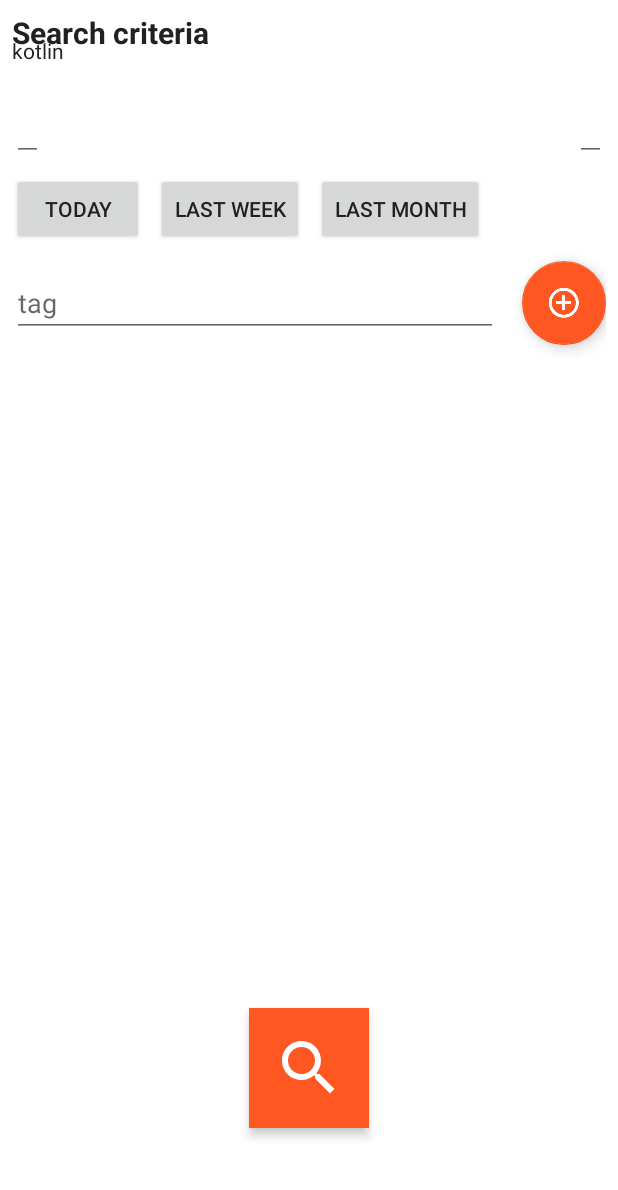
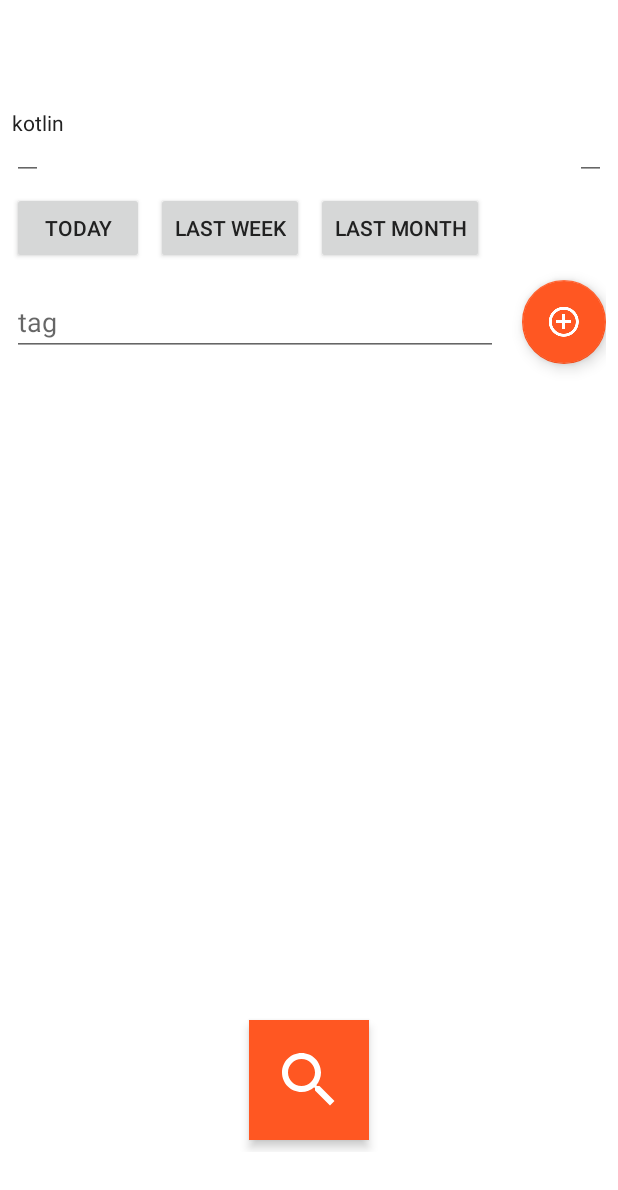
Before and after one commit to Lemao81/StackDownloader, an Android app: the layout fragment_search_criteria.xml on its own in the app's theme, with its tools: preview values and no code run, on a phone screen of 412 x 824 dp. Shown: the top 1190 px of the screen. Run offline under Robolectric (Android 15) with nearby library versions, the phone set to English and light mode, and no system bars.

Commit message:
Layout adjustments + onscroll behaviour for result view

```diff
--- a/app/src/main/res/layout/activity_search.xml
+++ b/app/src/main/res/layout/activity_search.xml
@@ -21,7 +21,8 @@
             android:layout_height="wrap_content"
             app:behavior_acceleration="1.5"
             app:behavior_gravity="top"
-            app:layout_behavior="@string/vertical_slide_onscroll_behavior">
+            app:layout_behavior="@string/vertical_slide_onscroll_behavior"
+            app:layout_insetEdge="top">
 
             <include
                 android:id="@+id/toolbar"
@@ -35,9 +36,8 @@
             android:id="@+id/fragment"
             android:layout_width="match_parent"
             android:layout_height="match_parent"
-            android:paddingTop="?android:attr/actionBarSize"
             app:behavior_acceleration="1.5"
-            app:layout_behavior="com.jueggs.stackdownloader.util.AdjustPaddingOnScrollBehavior" />
+            app:layout_behavior="com.jueggs.stackdownloader.accessory.AdjustTranslationOnScrollBehavior" />
 
         <android.support.design.widget.FloatingActionButton
             android:id="@+id/fabDownload"
--- a/app/src/main/res/layout/fragment_search_criteria.xml
+++ b/app/src/main/res/layout/fragment_search_criteria.xml
@@ -18,7 +18,7 @@
         android:paddingBottom="?android:attr/actionBarSize"
         android:paddingEnd="8dp"
         android:paddingStart="8dp"
-        android:paddingTop="8dp"
+        android:paddingTop="?android:attr/actionBarSize"
         tools:context=".ui.search.view.SearchCriteriaFragment">
 
         <android.support.constraint.Guideline
@@ -35,24 +35,15 @@
             android:orientation="vertical"
             app:layout_constraintGuide_percent="0.6" />
 
-        <TextView
-            android:id="@+id/lblSearchCriteria"
-            android:layout_width="wrap_content"
-            android:layout_height="wrap_content"
-            android:text="Search criteria"
-            android:textAppearance="@style/text_emphasized"
-            app:layout_constraintStart_toStartOf="parent"
-            app:layout_constraintTop_toTopOf="parent" />
-
         <android.support.design.widget.TextInputLayout
             android:id="@+id/inputFrom"
             android:layout_width="0dp"
             android:layout_height="wrap_content"
-            android:layout_marginTop="16dp"
+            android:layout_marginTop="8dp"
             android:onClick="@{() -> model.onEditFromDate()}"
             app:layout_constraintRight_toLeftOf="@+id/guidLeft"
             app:layout_constraintStart_toStartOf="parent"
-            app:layout_constraintTop_toBottomOf="@+id/lblSearchCriteria">
+            app:layout_constraintTop_toTopOf="parent">
 
             <android.support.design.widget.TextInputEditText
                 android:id="@+id/edtFrom"
@@ -192,7 +183,7 @@
             android:id="@+id/ibtnSearch"
             android:layout_width="80dp"
             android:layout_height="0dp"
-            android:layout_marginBottom="16dp"
+            android:layout_marginBottom="8dp"
             android:background="@color/accent"
             android:elevation="4dp"
             android:onClick="@{() -> model.onStartSearch()}"
--- a/app/src/main/res/layout/fragment_search_result.xml
+++ b/app/src/main/res/layout/fragment_search_result.xml
@@ -11,10 +11,11 @@
     </data>
 
     <android.support.constraint.ConstraintLayout
-        android:id="@+id/rootLayout"
+        android:id="@+id/resultRootLayout"
         android:layout_width="match_parent"
         android:layout_height="match_parent"
-        android:background="@android:color/white">
+        android:background="@android:color/white"
+        android:translationY="?android:actionBarSize">
 
         <android.support.v7.widget.RecyclerView
             android:id="@+id/recItems"
--- a/buildSrc/src/main/kotlin/Dependencies.kt
+++ b/buildSrc/src/main/kotlin/Dependencies.kt
@@ -11,7 +11,7 @@ object Versions {
     const val fabricPlugin = "1.24.4"
     const val hugoPlugin = "1.2.1"
 
-    const val andutils = "1.0.28"
+    const val andutils = "1.0.29"
     const val jutils = "1.0.7"
     const val firebaseutils = "1.0.1"
     const val resutils = "1.0.3"
```
Also changed, not shown: app/src/main/java/com/jueggs/stackdownloader/accessory/AdjustTranslationOnScrollBehavior.kt (added, +50 -0 lines), app/src/main/java/com/jueggs/stackdownloader/util/Utils.kt (+1 -34 lines).
